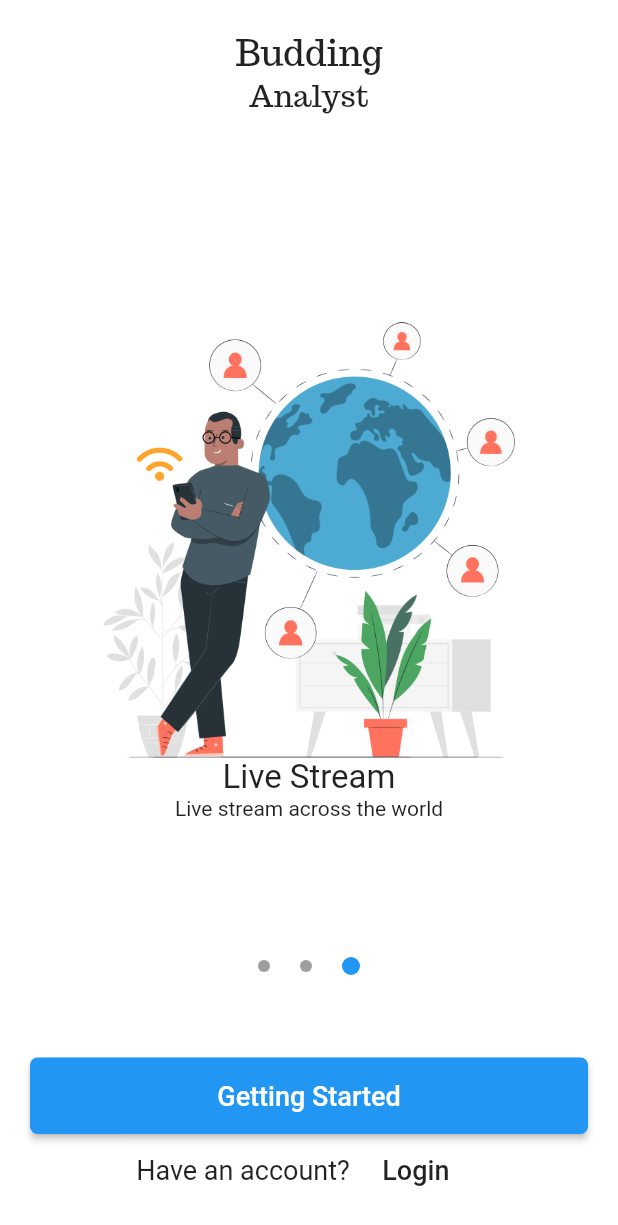
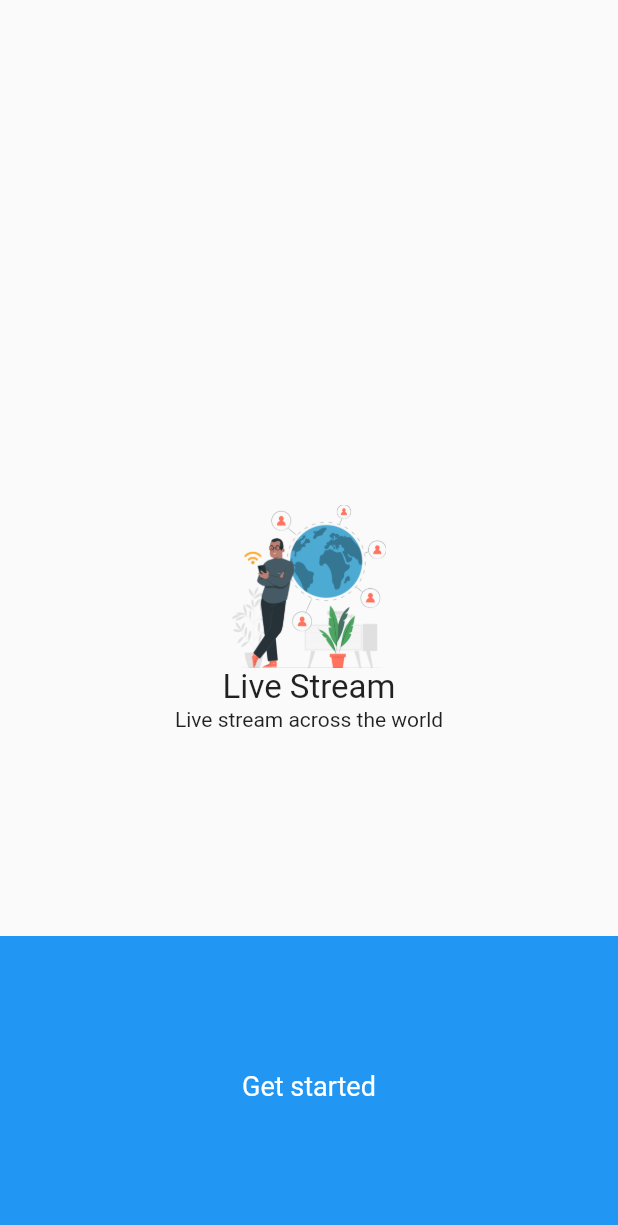
Before and after one commit to AmritRandhawaJi/BuddingAnalyst, a Flutter app: the screen it shows after launch, swiped to page 3, on a phone screen of 412 x 824 dp. Shown: the top 1225 px of the screen. Run offline on Flutter 3.47's test engine with Material 2 defaults, Android fonts, the light colour scheme and no system bars.

Commit message:
Budding Analyst source code

```diff
--- a/lib/PageViewModel.dart
+++ b/lib/PageViewModel.dart
@@ -1,3 +1,4 @@
+
 
 class Slide{
 
--- a/lib/SlideItem.dart
+++ b/lib/SlideItem.dart
@@ -14,7 +14,7 @@ mainAxisAlignment: MainAxisAlignment.center,
       crossAxisAlignment: CrossAxisAlignment.center,
       children: <Widget>[
 
-       Container(width: screenSize.size.width/1.5,child: Image.asset(slideList[index].image)),
+       Container(width: screenSize.size.width/4,child: Image.asset(slideList[index].image)),
 
 
         Text(
--- a/lib/main.dart
+++ b/lib/main.dart
@@ -3,6 +3,7 @@ import 'package:budding_analyst/screens/GettingStarted.dart';
 import 'package:budding_analyst/screens/LoginScreen.dart';
 import 'package:budding_analyst/screens/Signup.dart';
 import 'package:flutter/material.dart';
+import 'package:flutter/services.dart';
 
 import 'package:flutter/widgets.dart';
 
@@ -10,8 +11,10 @@ import 'package:flutter/widgets.dart';
 
 
 void main() {
-
+  SystemChrome.setPreferredOrientations([DeviceOrientation.portraitUp])
+      .then((_) {
     runApp(MyApp());
+  });
 }
 
 class MyApp extends StatelessWidget {
@@ -19,11 +22,6 @@ class MyApp extends StatelessWidget {
   @override
   Widget build(BuildContext context) {
     return MaterialApp(
-      title: 'Flutter Demo',
-      debugShowCheckedModeBanner: false,
-      theme: ThemeData(
-        primarySwatch: Colors.blue,
-      ),
       home: GettingStartedScreen(),
       routes: {
         LoginScreen.routeName: (ctx) => LoginScreen(),
--- a/lib/screens/GettingStarted.dart
+++ b/lib/screens/GettingStarted.dart
@@ -1,13 +1,8 @@
-import 'dart:async';
-
 import 'package:budding_analyst/PageViewModel.dart';
 import 'package:budding_analyst/SlideItem.dart';
 import 'package:budding_analyst/widgets/SlideDots.dart';
+import 'package:flutter/cupertino.dart';
 import 'package:flutter/material.dart';
-
-import 'LoginScreen.dart';
-import 'Signup.dart';
-
 
 class GettingStartedScreen extends StatefulWidget {
   @override
@@ -17,24 +12,6 @@ class GettingStartedScreen extends StatefulWidget {
 class _GettingStartedScreenState extends State<GettingStartedScreen> {
   int _currentPage = 0;
   final PageController _pageController = PageController(initialPage: 0);
-
-  @override
-  void initState() {
-    super.initState();
-    Timer.periodic(Duration(seconds: 8), (Timer timer) {
-      if (_currentPage < 2) {
-        _currentPage++;
-      } else {
-        _currentPage = 0;
-      }
-
-      _pageController.animateToPage(
-        _currentPage,
-        duration: Duration(milliseconds: 300),
-        curve: Curves.easeIn,
-      );
-    });
-  }
 
   @override
   void dispose() {
@@ -51,97 +28,46 @@ class _GettingStartedScreenState extends State<GettingStartedScreen> {
   @override
   Widget build(BuildContext context) {
     return Scaffold(
-      body: SafeArea(
-        child: Container(
-          color: Colors.white,
-          child: Padding(
-            padding: const EdgeInsets.all(20),
-            child: Column(
-              children: <Widget>[
-                Text("Budding",style: TextStyle(fontFamily: "Trocchi",fontSize: 24),),
-                Text("Analyst",style: TextStyle(fontFamily: "Trocchi",fontSize: 20),),
-                Expanded(
-                  child: Stack(
-                    alignment: AlignmentDirectional.bottomCenter,
-                    children: <Widget>[
-                      PageView.builder(
-                        scrollDirection: Axis.horizontal,
+      body: PageView.builder(
         controller: _pageController,
         onPageChanged: _onPageChanged,
         itemCount: slideList.length,
         itemBuilder: (ctx, i) => SlideItem(i),
       ),
-                      Stack(
-                        alignment: AlignmentDirectional.topStart,
-                        children: <Widget>[
+        bottomSheet: _currentPage != slideList.length - 1
+            ? Container(
+                child: Row(
+                  mainAxisAlignment: MainAxisAlignment.spaceBetween,
+                  children: [
+                    TextButton(onPressed: () {}, child: Text("Skip")),
                     Container(
-                            margin: const EdgeInsets.only(bottom: 35),
                       child: Row(
                         mainAxisSize: MainAxisSize.min,
                         mainAxisAlignment: MainAxisAlignment.center,
                         children: <Widget>[
-                                for(int i = 0; i<slideList.length; i++)
-                                  if( i == _currentPage )
+                          for (int i = 0; i < slideList.length; i++)
+                            if (i == _currentPage)
                               SlideDots(true)
                             else
                               SlideDots(false)
                         ],
                       ),
-                          )
-                        ],
-                      )
+                    ),
+                    TextButton(
+                        onPressed: () {
+                          _pageController.animateToPage(_currentPage + 1,
+                              duration: Duration(milliseconds: 250),
+                              curve: Curves.easeIn);
+                        },
+                        child: Text("Next")),
                   ],
                 ),
-                ),
-                SizedBox(
-                  height: 20,
-                ),
-                Column(
-                  crossAxisAlignment: CrossAxisAlignment.stretch,
-                  children: <Widget>[
-                    MaterialButton(
-                      child: Text(
-                        'Getting Started',
-                        style: TextStyle(
-                          fontSize: 18,
-                        ),
-                      ),
-                      shape: RoundedRectangleBorder(
-                        borderRadius: BorderRadius.circular(5),
-                      ),
-                      padding: const EdgeInsets.all(15),
-                      color: Theme.of(context).primaryColor,
-                      textColor: Colors.white,
-                      onPressed: () {
-                        Navigator.of(context).pushNamed(SignupScreen.routeName);
-                      },
-                    ),
-                    Row(
-                      mainAxisAlignment: MainAxisAlignment.center,
-                      children: <Widget>[
-                        Text(
-                          'Have an account?',
-                          style: TextStyle(
-                            fontSize: 18,
-                          ),
-                        ),
-                        MaterialButton(
-                          child: Text(
-                            'Login',
-                            style: TextStyle(fontSize: 18),
-                          ),
-                          onPressed: () {
-                            Navigator.of(context).pushNamed(LoginScreen.routeName);
-                          },
-                        ),
-                      ],
-                    ),
-                  ],
               )
-              ],
-            ),
-          ),
-        ),
+            : Container(
+                width: MediaQuery.of(context).size.width,
+                height: 200,
+                color: Theme.of(context).accentColor,
+                child: Center(child: Text("Get started",style: TextStyle(color: Colors.white,fontSize: 18),)),
               ),
     );
   }
--- a/lib/widgets/SlideDots.dart
+++ b/lib/widgets/SlideDots.dart
@@ -12,7 +12,7 @@ class SlideDots extends StatelessWidget {
       height: isActive ? 12 : 8,
       width: isActive ? 12 : 8,
       decoration: BoxDecoration(
-        color: isActive ? Theme.of(context).primaryColor : Colors.grey,
+        color: isActive ? Colors.black : Colors.grey[500],
         borderRadius: BorderRadius.all(Radius.circular(12)),
       ),
     );
```
Also changed, not shown: assets/mentor.png, pubspec.lock. Lines whose indentation alone changed are shown as unchanged.
